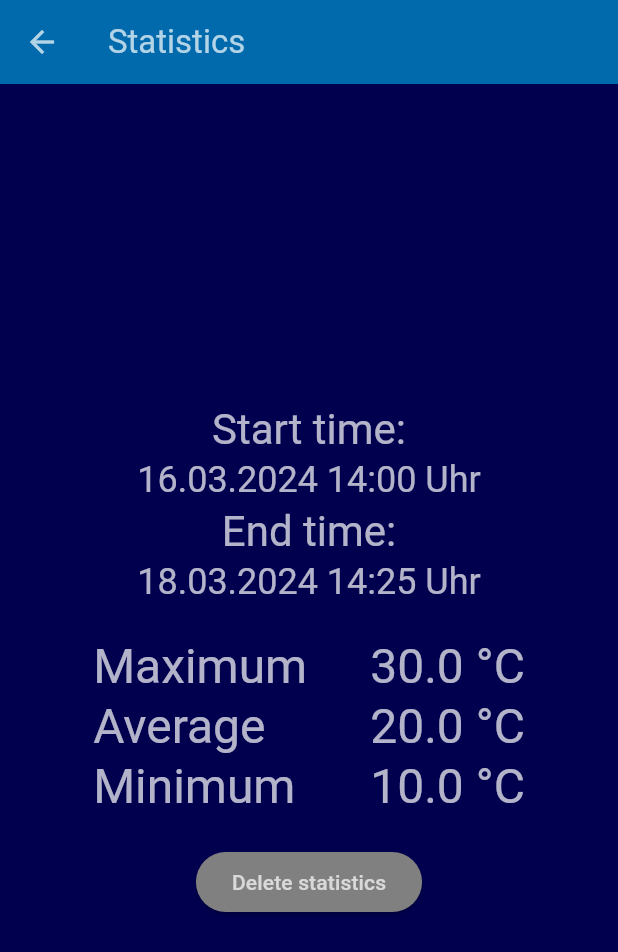
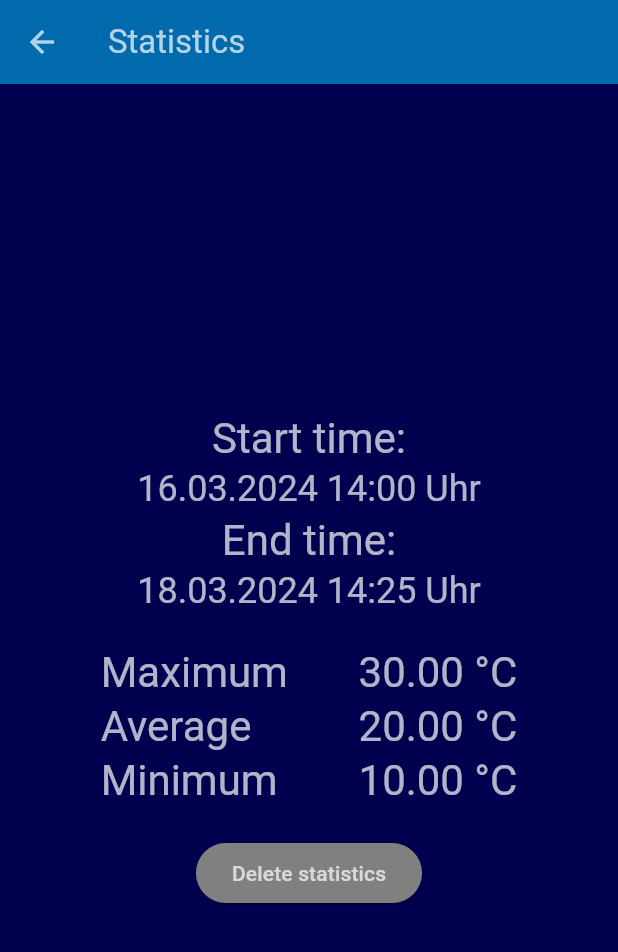
Before and after one commit to BogyMitutoyoCTL/BOGY-App-2024-03, a Flutter app: the StatisticPage screen opened directly, on a phone screen of 412 x 824 dp. Shown: the top 952 px of the screen. Run offline on Flutter 3.47's test engine with Material 3 defaults, Android fonts, the phone set to English and light mode, and no system bars; our stand-ins replace fl_chart, flutter_blue_plus, localstorage, timer_count_down; generated files the repository leaves out were written again.

Commit message:
Optimize for 1" screen

```diff
--- a/bluetemp/lib/About_Dialog.dart
+++ b/bluetemp/lib/About_Dialog.dart
@@ -30,14 +30,14 @@ class _About_DialogState extends State<About_Dialog> {
           child: Column(
             mainAxisAlignment: MainAxisAlignment.spaceEvenly,
             children: [
-              Image.asset(scale: 4, 'assets/Images/BlueTempAppIco.png'),
+              Image.asset(scale: 5, 'assets/Images/BlueTempAppIco.png'),
               Text(
                 AppLocalizations.of(context).appname,
-                style: TextStyle(fontSize: 25),
+                style: Theme.of(context).textTheme.headlineMedium,
               ),
               Text(
                 "Version 1.0",
-                style: TextStyle(fontSize: 25),
+                style: Theme.of(context).textTheme.headlineMedium,
               ),
               ElevatedButton(onPressed: Mitprogramierende, child: Icon(Icons.person))
             ],
--- a/bluetemp/lib/graph.dart
+++ b/bluetemp/lib/graph.dart
@@ -41,10 +41,6 @@ class _graphsState extends State<graphs> {
         child: Column(
           mainAxisAlignment: MainAxisAlignment.center,
           children: [
-            Text(
-              AppLocalizations.of(context).temperature_graph,
-              style: Theme.of(context).textTheme.headlineMedium,
-            ),
             Row(
               mainAxisAlignment: MainAxisAlignment.start,
               children: [
@@ -53,7 +49,7 @@ class _graphsState extends State<graphs> {
             ),
             Container(
               width: double.infinity,
-              height: 300,
+              height: 250,
               padding: EdgeInsets.fromLTRB(0, 20, 0, 0),
               child: LineChart(
                 LineChartData(
--- a/bluetemp/lib/statistics.dart
+++ b/bluetemp/lib/statistics.dart
@@ -40,25 +40,27 @@ class _StatisticPageState extends State<StatisticPage> {
                     children: [
                       Text(
                         AppLocalizations.of(context).statistics_maximum,
-                        style: Theme.of(context).textTheme.headlineLarge,
+                        style: Theme.of(context).textTheme.headlineMedium,
                       ),
                       Text(
                         AppLocalizations.of(context).statistics_average,
-                        style: Theme.of(context).textTheme.headlineLarge,
+                        style: Theme.of(context).textTheme.headlineMedium,
                       ),
                       Text(
                         AppLocalizations.of(context).statistics_minimum,
-                        style: Theme.of(context).textTheme.headlineLarge,
+                        style: Theme.of(context).textTheme.headlineMedium,
                       ),
                     ],
                   ),
                   Column(
                     crossAxisAlignment: CrossAxisAlignment.end,
                     children: [
-                      Text("${globalState.Temperaturumrechnen(globalState.Maximum)} ${globalState.Einheit}", style: Theme.of(context).textTheme.headlineLarge),
-                      Text("${globalState.Temperaturumrechnen(globalState.Durchschnitt)} ${globalState.Einheit}",
-                          style: Theme.of(context).textTheme.headlineLarge),
-                      Text("${globalState.Temperaturumrechnen(globalState.Minimum)} ${globalState.Einheit}", style: Theme.of(context).textTheme.headlineLarge)
+                      Text("${globalState.Temperaturumrechnen(globalState.Maximum).toStringAsFixed(2)} ${globalState.Einheit}",
+                          style: Theme.of(context).textTheme.headlineMedium),
+                      Text("${globalState.Temperaturumrechnen(globalState.Durchschnitt).toStringAsFixed(2)} ${globalState.Einheit}",
+                          style: Theme.of(context).textTheme.headlineMedium),
+                      Text("${globalState.Temperaturumrechnen(globalState.Minimum).toStringAsFixed(2)} ${globalState.Einheit}",
+                          style: Theme.of(context).textTheme.headlineMedium)
                     ],
                   )
                 ],
```
